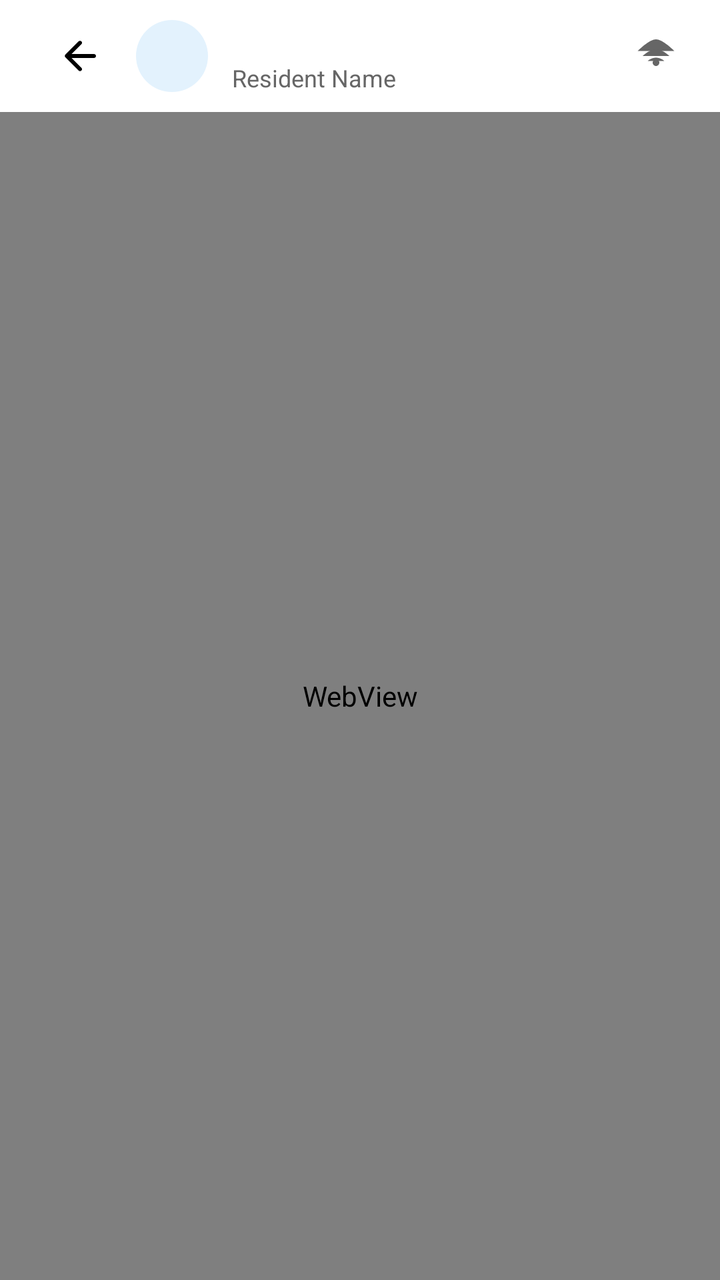
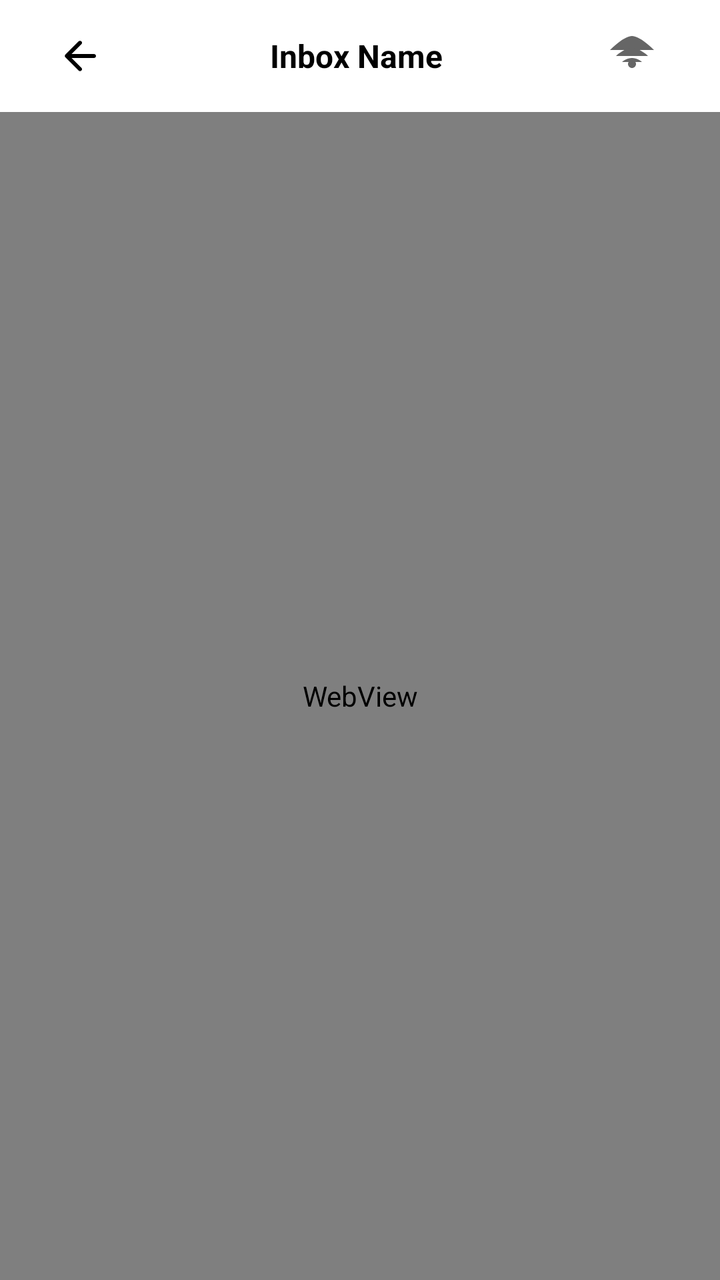

An Android layout rendered at two revisions. The XML below is the earlier revision; the diff shows what the commit changed to produce the second picture.
<!-- AndroidManifest.xml: activity theme Theme.AppCompat.Light.NoActionBar -->
<!-- res/layout/activity_chatwoot.xml -->
<?xml version="1.0" encoding="utf-8"?>
<androidx.coordinatorlayout.widget.CoordinatorLayout
    xmlns:android="http://schemas.android.com/apk/res/android"
    xmlns:app="http://schemas.android.com/apk/res-auto"
    android:layout_width="match_parent"
    android:layout_height="match_parent"
    android:fitsSystemWindows="false"
    android:background="@android:color/white">

    <LinearLayout
        android:layout_width="match_parent"
        android:layout_height="match_parent"
        android:orientation="vertical">

        
        <View
            android:id="@+id/statusBarSpace"
            android:layout_width="match_parent"
            android:layout_height="0dp"
            android:background="@android:color/white" />

        <com.google.android.material.appbar.AppBarLayout
            android:layout_width="match_parent"
            android:layout_height="wrap_content"
            android:background="@android:color/white"
            app:elevation="0dp">

            <androidx.appcompat.widget.Toolbar
                android:id="@+id/toolbar"
                android:layout_width="match_parent"
                android:layout_height="56dp"
                android:paddingStart="4dp"
                android:paddingEnd="16dp"
                android:background="@android:color/white"
                app:elevation="0dp">

                <LinearLayout
                    android:layout_width="match_parent"
                    android:layout_height="match_parent"
                    android:gravity="center_vertical"
                    android:orientation="horizontal">

                    <ImageButton
                        android:id="@+id/backButton"
                        android:layout_width="48dp"
                        android:layout_height="48dp"
                        android:background="?attr/selectableItemBackgroundBorderless"
                        android:src="@drawable/ic_back"
                        android:contentDescription="Back"
                        android:padding="12dp" />

                    <com.google.android.material.imageview.ShapeableImageView
                        android:id="@+id/avatarImage"
                        android:layout_width="36dp"
                        android:layout_height="36dp"
                        android:layout_marginStart="4dp"
                        app:shapeAppearanceOverlay="@style/CircleImageView"
                        android:background="@color/avatar_background" />

                    <LinearLayout
                        android:layout_width="0dp"
                        android:layout_height="wrap_content"
                        android:layout_marginStart="12dp"
                        android:layout_weight="1"
                        android:orientation="vertical">

                        <TextView
                            android:id="@+id/profileName"
                            android:layout_width="match_parent"
                            android:layout_height="wrap_content"
                            android:ellipsize="end"
                            android:maxLines="1"
                            android:textColor="@android:color/black"
                            android:textSize="16sp"
                            android:textStyle="bold" />

                        <TextView
                            android:id="@+id/inboxName"
                            android:layout_width="match_parent"
                            android:layout_height="wrap_content"
                            android:ellipsize="end"
                            android:maxLines="1"
                            android:textColor="#666666"
                            android:textSize="12sp"
                            android:text="Resident Name" />

                    </LinearLayout>

                    <ImageView
                        android:id="@+id/networkStatusIcon"
                        android:layout_width="24dp"
                        android:layout_height="24dp"
                        android:layout_marginStart="8dp"
                        android:src="@drawable/ic_network_connected"
                        android:contentDescription="Network Status"
                        android:padding="2dp" />

                </LinearLayout>

            </androidx.appcompat.widget.Toolbar>

        </com.google.android.material.appbar.AppBarLayout>

        <WebView
            android:id="@+id/webView"
            android:layout_width="match_parent"
            android:layout_height="0dp"
            android:layout_weight="1"
            android:background="@android:color/white" />

        
        <View
            android:id="@+id/navigationBarSpace"
            android:layout_width="match_parent"
            android:layout_height="0dp"
            android:background="@android:color/white" />

    </LinearLayout>

</androidx.coordinatorlayout.widget.CoordinatorLayout>
<!-- resources referenced by this layout -->
<resources>
  <color name="avatar_background">#E3F2FD</color>
  <!-- drawable ic_back (drawable) -->
  <?xml version="1.0" encoding="utf-8"?>
  <vector xmlns:android="http://schemas.android.com/apk/res/android"
      android:width="24dp"
      android:height="24dp"
      android:viewportWidth="24"
      android:viewportHeight="24">
      <path
          android:fillColor="#000000"
          android:pathData="M19,11H7.83l4.88,-4.88c0.39,-0.39 0.39,-1.03 0,-1.42 -0.39,-0.39 -1.02,-0.39 -1.41,0l-6.59,6.59c-0.39,0.39 -0.39,1.02 0,1.41l6.59,6.59c0.39,0.39 1.02,0.39 1.41,0 0.39,-0.39 0.39,-1.02 0,-1.41L7.83,13H19c0.55,0 1,-0.45 1,-1s-0.45,-1 -1,-1z"/>
  </vector>
  <!-- drawable ic_network_connected (drawable) -->
  <?xml version="1.0" encoding="utf-8"?>
  <vector xmlns:android="http://schemas.android.com/apk/res/android"
      android:width="24dp"
      android:height="24dp"
      android:viewportWidth="24"
      android:viewportHeight="24">
      
      <path
          android:fillColor="#666666"
          android:pathData="M1,9L23,9C21,7 15.5,2 12,2C8.5,2 3,7 1,9Z"/>
      <path
          android:fillColor="#666666"
          android:pathData="M4,12L20,12C19,11 15.5,8 12,8C8.5,8 5,11 4,12Z"/>
      <path
          android:fillColor="#666666"
          android:pathData="M7,15L17,15C16.5,14.5 14.5,13 12,13C9.5,13 7.5,14.5 7,15Z"/>
      <path
          android:fillColor="#666666"
          android:pathData="M12,18C13.1,18 14,17.1 14,16C14,14.9 13.1,14 12,14C10.9,14 10,14.9 10,16C10,17.1 10.9,18 12,18Z"/>
  </vector>
  <style name="CircleImageView">
          <item name="cornerFamily">rounded</item>
          <item name="cornerSize">50%</item>
      </style>
</resources>

<!-- the commit's change to res/layout/activity_chatwoot.xml (unified diff, before → after) -->
@@ -49,51 +49,26 @@
                         android:contentDescription="Back"
                         android:padding="12dp" />
 
-                    <com.google.android.material.imageview.ShapeableImageView
-                        android:id="@+id/avatarImage"
-                        android:layout_width="36dp"
-                        android:layout_height="36dp"
-                        android:layout_marginStart="4dp"
-                        app:shapeAppearanceOverlay="@style/CircleImageView"
-                        android:background="@color/avatar_background" />
-
-                    <LinearLayout
+                    <TextView
+                        android:id="@+id/inboxName"
                         android:layout_width="0dp"
                         android:layout_height="wrap_content"
-                        android:layout_marginStart="12dp"
                         android:layout_weight="1"
-                        android:orientation="vertical">
-
-                        <TextView
-                            android:id="@+id/profileName"
-                            android:layout_width="match_parent"
-                            android:layout_height="wrap_content"
-                            android:ellipsize="end"
-                            android:maxLines="1"
-                            android:textColor="@android:color/black"
-                            android:textSize="16sp"
-                            android:textStyle="bold" />
-
-                        <TextView
-                            android:id="@+id/inboxName"
-                            android:layout_width="match_parent"
-                            android:layout_height="wrap_content"
-                            android:ellipsize="end"
-                            android:maxLines="1"
-                            android:textColor="#666666"
-                            android:textSize="12sp"
-                            android:text="Resident Name" />
-
-                    </LinearLayout>
+                        android:ellipsize="end"
+                        android:maxLines="1"
+                        android:textColor="@android:color/black"
+                        android:textSize="16sp"
+                        android:textStyle="bold"
+                        android:gravity="center"
+                        android:text="Inbox Name" />
 
                     <ImageView
                         android:id="@+id/networkStatusIcon"
-                        android:layout_width="24dp"
-                        android:layout_height="24dp"
-                        android:layout_marginStart="8dp"
+                        android:layout_width="48dp"
+                        android:layout_height="48dp"
                         android:src="@drawable/ic_network_connected"
                         android:contentDescription="Network Status"
-                        android:padding="2dp" />
+                        android:padding="12dp" />
 
                 </LinearLayout>
 
<!-- resource entries referenced after the edit -->
@@ -1,6 +1,5 @@
 <!-- resources referenced by this layout -->
 <resources>
-  <color name="avatar_background">#E3F2FD</color>
   <!-- drawable ic_back (drawable) -->
   <?xml version="1.0" encoding="utf-8"?>
   <vector xmlns:android="http://schemas.android.com/apk/res/android"
@@ -33,9 +32,5 @@
           android:fillColor="#666666"
           android:pathData="M12,18C13.1,18 14,17.1 14,16C14,14.9 13.1,14 12,14C10.9,14 10,14.9 10,16C10,17.1 10.9,18 12,18Z"/>
   </vector>
-  <style name="CircleImageView">
-          <item name="cornerFamily">rounded</item>
-          <item name="cornerSize">50%</item>
-      </style>
 </resources>
 
